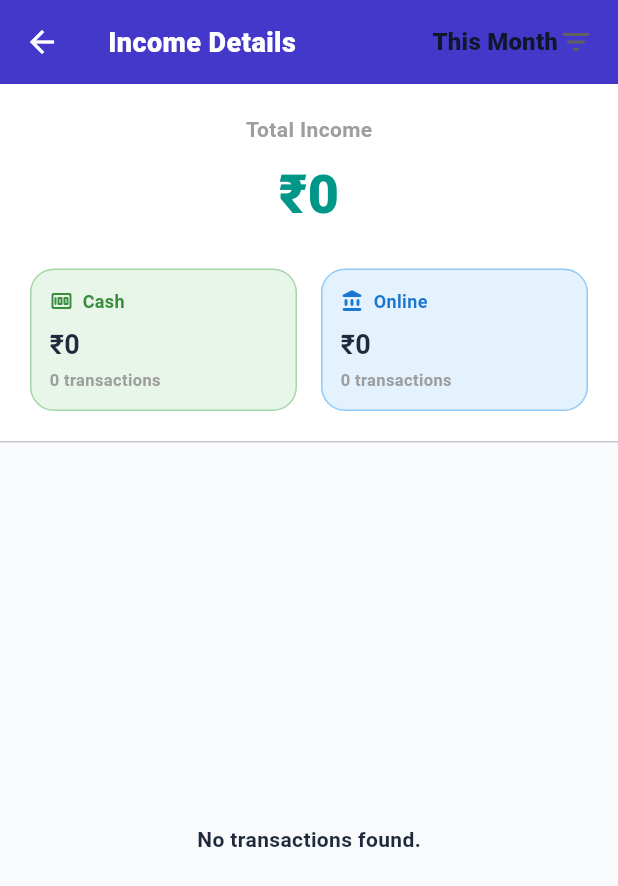
After one commit to kushbinary/library-management, a Flutter app: the DashboardScreen screen opened directly, after a tap on an icon or button, on a phone screen of 412 x 824 dp. The commit adds this screen. Shown: the top 886 px of the screen. Run offline on Flutter 3.47's test engine with Material 3 defaults, Android fonts, the light colour scheme and no system bars; our stand-ins replace pdf, printing, qr_flutter, shared_preferences, sqflite; accounts and stored records are empty.

Commit message:
Implement Dashboard Income Details, Dynamic WhatsApp Links, and Edit Member Fix

```diff
--- a/mobile_app/lib/screens/dashboard_screen.dart
+++ b/mobile_app/lib/screens/dashboard_screen.dart
@@ -8,6 +8,7 @@ import 'collect_fee_screen.dart';
 import 'seats_screen.dart';
 import 'attendance_screen.dart';
 import 'profile_screen.dart';
+import 'income_details_screen.dart';
 import 'members_list_screen.dart';
 import '../database/database_helper.dart';
 
@@ -23,6 +24,8 @@ class _DashboardScreenState extends State<DashboardScreen> {
   bool _isLoading = true;
   String _currentUser = 'Admin';
   double _currentMonthIncome = 0.0;
+  double _currentMonthCash = 0.0;
+  double _currentMonthOnline = 0.0;
 
   final currencyFormat = NumberFormat.currency(locale: 'en_IN', symbol: '₹', decimalDigits: 0);
 
@@ -42,12 +45,19 @@ class _DashboardScreenState extends State<DashboardScreen> {
     final payments = await DatabaseHelper().getAllPayments();
     final now = DateTime.now();
     double currentMonthTotal = 0;
+    double currentMonthCash = 0;
+    double currentMonthOnline = 0;
     for (var payment in payments) {
       if (payment.status.toLowerCase() == 'paid') {
         try {
           final date = DateTime.parse(payment.date);
           if (date.year == now.year && date.month == now.month) {
             currentMonthTotal += payment.amount;
+            if (payment.method.toLowerCase() == 'cash') {
+              currentMonthCash += payment.amount;
+            } else {
+              currentMonthOnline += payment.amount;
+            }
           }
         } catch (_) {}
       }
@@ -58,6 +68,8 @@ class _DashboardScreenState extends State<DashboardScreen> {
         _currentUser = user;
         _members = members;
         _currentMonthIncome = currentMonthTotal;
+        _currentMonthCash = currentMonthCash;
+        _currentMonthOnline = currentMonthOnline;
         _isLoading = false;
       });
     }
@@ -154,14 +166,23 @@ class _DashboardScreenState extends State<DashboardScreen> {
         _buildStatCard('Total Members', _totalMembers.toString(), Icons.people_alt_rounded, Colors.blue, onTap: () {
           Navigator.push(context, MaterialPageRoute(builder: (_) => const MembersScreen())).then((_) => _loadData());
         }),
-        _buildStatCard('Income (This Month)', currencyFormat.format(_currentMonthIncome), Icons.trending_up_rounded, Colors.teal),
+        _buildStatCard(
+          'Income (This Month)',
+          currencyFormat.format(_currentMonthIncome),
+          Icons.trending_up_rounded,
+          Colors.teal,
+          subtext: 'Cash: ${currencyFormat.format(_currentMonthCash)} | Online: ${currencyFormat.format(_currentMonthOnline)}',
+          onTap: () {
+            Navigator.push(context, MaterialPageRoute(builder: (_) => const IncomeDetailsScreen())).then((_) => _loadData());
+          }
+        ),
         _buildStatCard('Available Seats', '$_availableSeats / $_totalSeats', Icons.chair_alt_rounded, Colors.green),
         _buildStatCard('Pending Fees', currencyFormat.format(_totalDue), Icons.account_balance_wallet_rounded, Colors.orange),
       ],
     );
   }
 
-  Widget _buildStatCard(String title, String value, IconData icon, MaterialColor color, {VoidCallback? onTap}) {
+  Widget _buildStatCard(String title, String value, IconData icon, MaterialColor color, {VoidCallback? onTap, String? subtext}) {
     final isDark = Theme.of(context).brightness == Brightness.dark;
     final bgColor = isDark ? color.shade900.withValues(alpha: 0.2) : color.shade50;
     final iconColor = isDark ? color.shade300 : color.shade700;
@@ -195,6 +216,10 @@ class _DashboardScreenState extends State<DashboardScreen> {
           FittedBox(fit: BoxFit.scaleDown, alignment: Alignment.centerLeft, child: Text(value, style: const TextStyle(fontSize: 22, fontWeight: FontWeight.w900))),
           const SizedBox(height: 4),
           FittedBox(fit: BoxFit.scaleDown, alignment: Alignment.centerLeft, child: Text(title, style: TextStyle(fontSize: 12, color: Colors.grey.shade500, fontWeight: FontWeight.w600))),
+          if (subtext != null) ...[
+            const SizedBox(height: 2),
+            FittedBox(fit: BoxFit.scaleDown, alignment: Alignment.centerLeft, child: Text(subtext, style: TextStyle(fontSize: 10, color: color.shade500, fontWeight: FontWeight.bold))),
+          ],
         ],
       ),
     ),
--- /dev/null
+++ b/mobile_app/lib/screens/income_details_screen.dart
@@ -0,0 +1,219 @@
+import 'package:flutter/material.dart';
+import 'package:intl/intl.dart';
+import '../models/payment.dart';
+import '../database/database_helper.dart';
+
+class IncomeDetailsScreen extends StatefulWidget {
+  const IncomeDetailsScreen({super.key});
+
+  @override
+  State<IncomeDetailsScreen> createState() => _IncomeDetailsScreenState();
+}
+
+class _IncomeDetailsScreenState extends State<IncomeDetailsScreen> {
+  List<Payment> _allPayments = [];
+  List<Payment> _filteredPayments = [];
+  bool _isLoading = true;
+  String _selectedFilter = 'This Month';
+
+  final currencyFormat = NumberFormat.currency(locale: 'en_IN', symbol: '₹', decimalDigits: 0);
+  final dateFormat = DateFormat('dd MMM yyyy, hh:mm a');
+
+  @override
+  void initState() {
+    super.initState();
+    _loadPayments();
+  }
+
+  Future<void> _loadPayments() async {
+    setState(() => _isLoading = true);
+    // In a real app we might want to join with members table to get the name,
+    // but we can just show Member ID or fetch members and map them.
+    // Let's fetch members to map memberId to memberName.
+    final members = await DatabaseHelper().getAllMembers();
+    final memberMap = {for (var m in members) m.id: m.name};
+
+    final payments = await DatabaseHelper().getAllPayments();
+
+    // We will attach the member name to the payment's notes or just keep a map.
+    // For simplicity, we'll store the memberName in a map to use during build.
+    _memberNames = memberMap;
+
+    if (mounted) {
+      setState(() {
+        _allPayments = payments;
+        _applyFilter();
+        _isLoading = false;
+      });
+    }
+  }
+
+  late Map<String?, String> _memberNames = {};
+
+  void _applyFilter() {
+    final now = DateTime.now();
+    _filteredPayments = _allPayments.where((p) {
+      if (p.status.toLowerCase() != 'paid') return false;
+
+      try {
+        final date = DateTime.parse(p.date);
+        if (_selectedFilter == 'This Month') {
+          return date.year == now.year && date.month == now.month;
+        } else if (_selectedFilter == 'Last Month') {
+          final lastMonth = now.month == 1 ? 12 : now.month - 1;
+          final year = now.month == 1 ? now.year - 1 : now.year;
+          return date.year == year && date.month == lastMonth;
+        }
+        return true; // 'All Time'
+      } catch (_) {
+        return false;
+      }
+    }).toList();
+
+    // Sort by date descending
+    _filteredPayments.sort((a, b) => b.date.compareTo(a.date));
+  }
+
+  double get _totalIncome => _filteredPayments.fold(0, (sum, p) => sum + p.amount);
+
+  List<Payment> get _cashPayments => _filteredPayments.where((p) => p.method.toLowerCase() == 'cash').toList();
+  double get _cashIncome => _cashPayments.fold(0, (sum, p) => sum + p.amount);
+
+  List<Payment> get _onlinePayments => _filteredPayments.where((p) => p.method.toLowerCase() != 'cash').toList();
+  double get _onlineIncome => _onlinePayments.fold(0, (sum, p) => sum + p.amount);
+
+  @override
+  Widget build(BuildContext context) {
+    return Scaffold(
+      appBar: AppBar(
+        title: const Text('Income Details'),
+        actions: [
+          Padding(
+            padding: const EdgeInsets.only(right: 16.0),
+            child: DropdownButton<String>(
+              value: _selectedFilter,
+              underline: const SizedBox(),
+              icon: const Icon(Icons.filter_list_rounded),
+              onChanged: (String? newValue) {
+                if (newValue != null) {
+                  setState(() {
+                    _selectedFilter = newValue;
+                    _applyFilter();
+                  });
+                }
+              },
+              items: <String>['This Month', 'Last Month', 'All Time']
+                  .map<DropdownMenuItem<String>>((String value) {
+                return DropdownMenuItem<String>(
+                  value: value,
+                  child: Text(value),
+                );
+              }).toList(),
+            ),
+          )
+        ],
+      ),
+      body: _isLoading
+          ? const Center(child: CircularProgressIndicator())
+          : Column(
+              children: [
+                _buildSummarySection(),
+                const Divider(height: 1),
+                Expanded(
+                  child: _filteredPayments.isEmpty
+                      ? const Center(child: Text('No transactions found.'))
+                      : ListView.builder(
+                          padding: const EdgeInsets.all(16),
+                          itemCount: _filteredPayments.length,
+                          itemBuilder: (context, index) {
+                            final payment = _filteredPayments[index];
+                            final memberName = _memberNames[payment.memberId] ?? 'Unknown Member';
+                            final isCash = payment.method.toLowerCase() == 'cash';
+
+                            return Card(
+                              margin: const EdgeInsets.only(bottom: 12),
+                              child: ListTile(
+                                leading: CircleAvatar(
+                                  backgroundColor: isCash ? Colors.green.withValues(alpha: 0.1) : Colors.blue.withValues(alpha: 0.1),
+                                  child: Icon(
+                                    isCash ? Icons.money_rounded : Icons.account_balance_rounded,
+                                    color: isCash ? Colors.green : Colors.blue,
+                                  ),
+                                ),
+                                title: Text(memberName, style: const TextStyle(fontWeight: FontWeight.bold)),
+                                subtitle: Text('${dateFormat.format(DateTime.parse(payment.date))}\nMode: ${payment.method}'),
+                                trailing: Text(
+                                  currencyFormat.format(payment.amount),
+                                  style: const TextStyle(fontWeight: FontWeight.bold, fontSize: 16, color: Colors.green),
+                                ),
+                                isThreeLine: true,
+                              ),
+                            );
+                          },
+                        ),
+                ),
+              ],
+            ),
+    );
+  }
+
+  Widget _buildSummarySection() {
+    final theme = Theme.of(context);
+
+    return Container(
+      padding: const EdgeInsets.all(20),
+      color: theme.cardTheme.color,
+      child: Column(
+        children: [
+          Text('Total Income', style: TextStyle(fontSize: 14, color: Colors.grey.shade500, fontWeight: FontWeight.w600)),
+          const SizedBox(height: 8),
+          Text(
+            currencyFormat.format(_totalIncome),
+            style: const TextStyle(fontSize: 36, fontWeight: FontWeight.w900, color: Colors.teal),
+          ),
+          const SizedBox(height: 24),
+          Row(
+            children: [
+              Expanded(
+                child: _buildSubStatCard('Cash', _cashIncome, _cashPayments.length, Icons.money_rounded, Colors.green),
+              ),
+              const SizedBox(width: 16),
+              Expanded(
+                child: _buildSubStatCard('Online', _onlineIncome, _onlinePayments.length, Icons.account_balance_rounded, Colors.blue),
+              ),
+            ],
+          ),
+        ],
+      ),
+    );
+  }
+
+  Widget _buildSubStatCard(String title, double amount, int count, IconData icon, MaterialColor color) {
+    final isDark = Theme.of(context).brightness == Brightness.dark;
+
+    return Container(
+      padding: const EdgeInsets.all(12),
+      decoration: BoxDecoration(
+        color: isDark ? color.shade900.withValues(alpha: 0.2) : color.shade50,
+        borderRadius: BorderRadius.circular(16),
+        border: Border.all(color: isDark ? color.shade900.withValues(alpha: 0.5) : color.shade200),
+      ),
+      child: Column(
+        crossAxisAlignment: CrossAxisAlignment.start,
+        children: [
+          Row(
+            children: [
+              Icon(icon, size: 16, color: isDark ? color.shade300 : color.shade700),
+              const SizedBox(width: 6),
+              Text(title, style: TextStyle(fontSize: 12, fontWeight: FontWeight.w600, color: isDark ? color.shade300 : color.shade700)),
+            ],
+          ),
+          const SizedBox(height: 8),
+          Text(currencyFormat.format(amount), style: const TextStyle(fontSize: 18, fontWeight: FontWeight.bold)),
+          const SizedBox(height: 2),
+          Text('$count transactions', style: TextStyle(fontSize: 11, color: Colors.grey.shade500)),
+        ],
+      ),
+    );
+  }
+}
```
Also changed, not shown: mobile_app/lib/screens/add_member_screen.dart (+6 -1 lines), mobile_app/lib/screens/member_details_screen.dart (+13 -1 lines), mobile_app/lib/screens/members_list_screen.dart (+19 -3 lines), mobile_app/lib/utils/constants.dart (added, +18 -0 lines).
